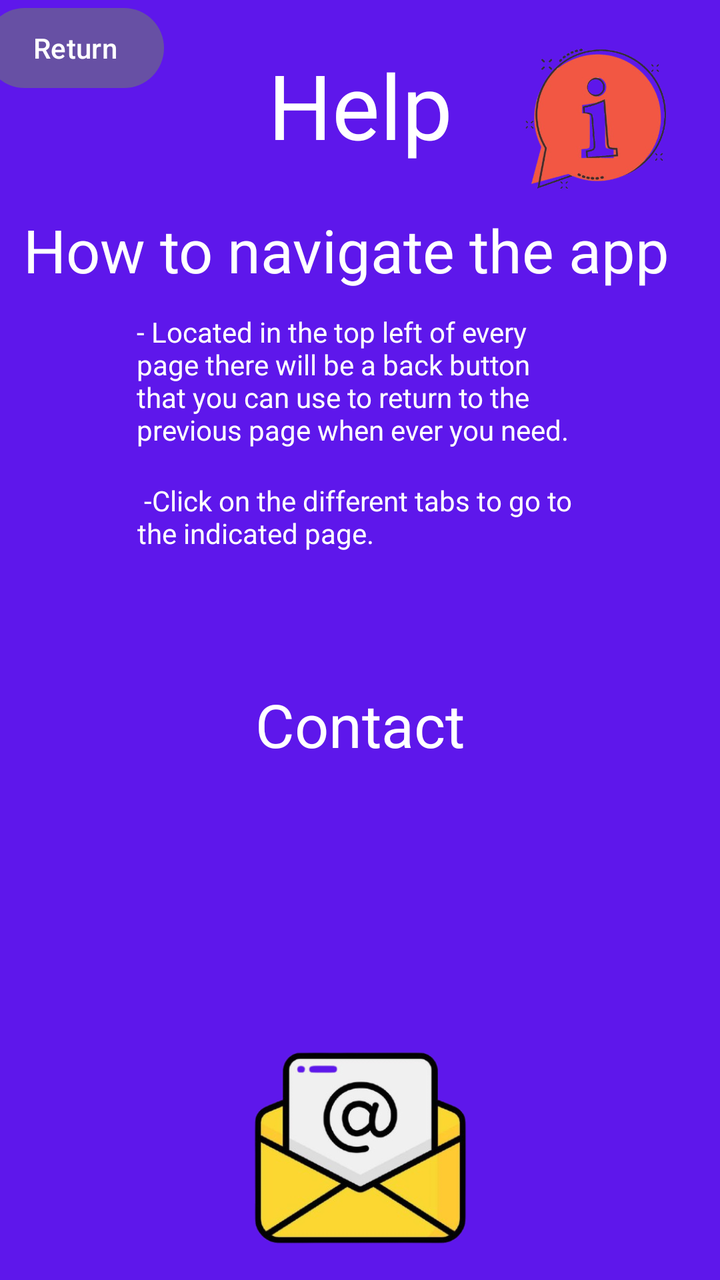
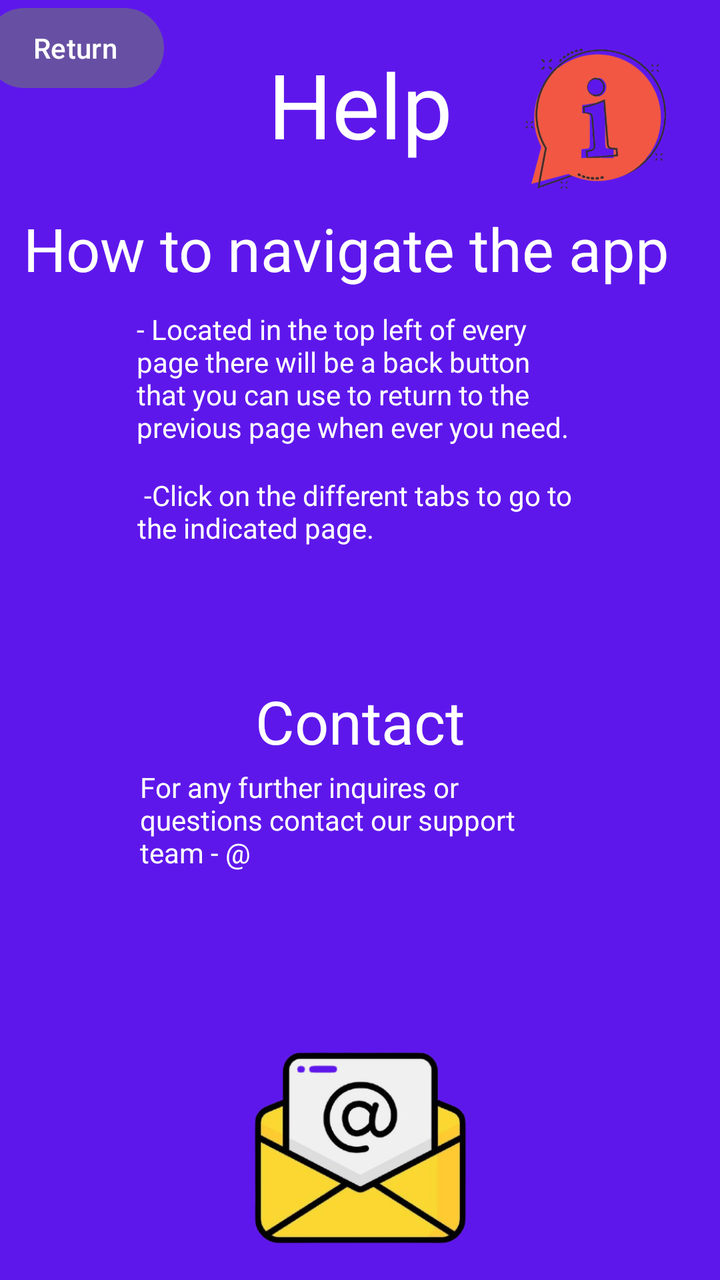

Screens rendered from an Android XML layout before and after an edit, with the pre-edit source and the edit as a unified diff.
<!-- AndroidManifest.xml: application theme Theme.GeorgeAndIzzy -->
<!-- res/layout/activity_help.xml -->
<?xml version="1.0" encoding="utf-8"?>
<androidx.constraintlayout.widget.ConstraintLayout xmlns:android="http://schemas.android.com/apk/res/android"
    xmlns:app="http://schemas.android.com/apk/res-auto"
    xmlns:tools="http://schemas.android.com/tools"
    android:id="@+id/main"
    android:layout_width="match_parent"
    android:layout_height="match_parent"
    android:background="#5e17eb"
    tools:context=".Help">

    <TextView
        android:id="@+id/textView9"
        android:layout_width="wrap_content"
        android:layout_height="wrap_content"
        android:text="Help"
        android:textColor="@color/white"
        android:textSize="45dp"
        app:layout_constraintBottom_toTopOf="@+id/textView12"
        app:layout_constraintEnd_toEndOf="parent"
        app:layout_constraintHorizontal_bias="0.5"
        app:layout_constraintStart_toStartOf="parent"
        app:layout_constraintTop_toTopOf="parent" />

    <Button
        android:id="@+id/buttonBack4"
        android:layout_width="wrap_content"
        android:layout_height="wrap_content"
        android:layout_marginEnd="52dp"
        android:text="Return"
        app:layout_constraintEnd_toStartOf="@+id/textView9"
        tools:layout_editor_absoluteY="16dp" />

    <TextView
        android:id="@+id/textView12"
        android:layout_width="337dp"
        android:layout_height="51dp"
        android:layout_marginTop="104dp"
        android:text="How to navigate the app"
        android:textColor="@color/white"
        android:textSize="30dp"
        app:layout_constraintBottom_toTopOf="@+id/textView13"
        app:layout_constraintEnd_toEndOf="parent"
        app:layout_constraintStart_toStartOf="parent"
        app:layout_constraintTop_toTopOf="parent" />

    <TextView
        android:id="@+id/textView13"
        android:layout_width="224dp"
        android:layout_height="71dp"
        android:layout_marginTop="155dp"
        android:layout_marginBottom="12dp"
        android:text="- Located in the top left of every page there will be a
back button that you can use to return to the previous page when ever you need."
        android:textColor="@color/white"
        app:layout_constraintBottom_toTopOf="@+id/textView14"
        app:layout_constraintEnd_toEndOf="parent"
        app:layout_constraintHorizontal_bias="0.502"
        app:layout_constraintStart_toStartOf="parent"
        app:layout_constraintTop_toTopOf="parent" />

    <TextView
        android:id="@+id/textView14"
        android:layout_width="223dp"
        android:layout_height="38dp"
        android:layout_marginTop="238dp"
        android:layout_marginBottom="12dp"
        android:text=" -Click on the different tabs to go to the indicated page."
        android:textColor="@color/white"
        app:layout_constraintBottom_toTopOf="@+id/textView15"
        app:layout_constraintEnd_toEndOf="parent"
        app:layout_constraintStart_toStartOf="parent"
        app:layout_constraintTop_toTopOf="parent" />

    <TextView
        android:id="@+id/textView15"
        android:layout_width="221dp"
        android:layout_height="51dp"
        android:layout_marginTop="288dp"
        android:layout_marginBottom="392dp"
        android:text="-To go into a chat simply just click on to the chat where it is displayed on the
chats page."
        android:textColor="@color/white"
        app:layout_constraintBottom_toBottomOf="parent"
        app:layout_constraintEnd_toEndOf="parent"
        app:layout_constraintHorizontal_bias="0.505"
        app:layout_constraintStart_toStartOf="parent"
        app:layout_constraintTop_toTopOf="parent" />

    <TextView
        android:id="@+id/textView16"
        android:layout_width="wrap_content"
        android:layout_height="wrap_content"
        android:layout_marginTop="340dp"
        android:text="Contact"
        android:textColor="@color/white"
        android:textSize="30dp"
        app:layout_constraintBottom_toTopOf="@+id/textView17"
        app:layout_constraintEnd_toEndOf="parent"
        app:layout_constraintStart_toStartOf="parent"
        app:layout_constraintTop_toTopOf="parent"
        app:layout_constraintVertical_bias="0.065" />

    <TextView
        android:id="@+id/textView17"
        android:layout_width="220dp"
        android:layout_height="63dp"
        android:layout_marginTop="392dp"
        android:layout_marginBottom="276dp"
        android:text="For any further inquires or questions contact our support team - @"
        android:textColor="@color/white"
        app:layout_constraintBottom_toBottomOf="parent"
        app:layout_constraintEnd_toEndOf="parent"
        app:layout_constraintHorizontal_bias="0.497"
        app:layout_constraintStart_toStartOf="parent"
        app:layout_constraintTop_toTopOf="parent" />

    <ImageView
        android:id="@+id/imageView6"
        android:layout_width="173dp"
        android:layout_height="238dp"
        android:layout_marginTop="455dp"
        app:layout_constraintBottom_toBottomOf="parent"
        app:layout_constraintEnd_toEndOf="parent"
        app:layout_constraintStart_toStartOf="parent"
        app:layout_constraintTop_toTopOf="parent"
        app:layout_constraintVertical_bias="0.0"
        app:srcCompat="@drawable/contact" />

    <ImageView
        android:id="@+id/imageView8"
        android:layout_width="98dp"
        android:layout_height="119dp"
        android:layout_marginStart="24dp"
        app:layout_constraintStart_toEndOf="@+id/textView9"
        app:srcCompat="@drawable/help2"
        tools:layout_editor_absoluteY="-6dp" />

</androidx.constraintlayout.widget.ConstraintLayout>
<!-- resources referenced by this layout -->
<resources>
  <color name="white">#FFFFFFFF</color>
  <!-- drawable contact: png bitmap (drawable, 96512 bytes) -->
  <!-- drawable help2: png bitmap (drawable, 103998 bytes) -->
  <style name="Theme.GeorgeAndIzzy" parent="Base.Theme.GeorgeAndIzzy" />
  <style name="Base.Theme.GeorgeAndIzzy" parent="Theme.Material3.DayNight.NoActionBar">
          
          
      </style>
</resources>

<!-- the commit's change to res/layout/activity_help.xml (unified diff, before → after) -->
@@ -84,7 +84,8 @@ chats page."
         app:layout_constraintEnd_toEndOf="parent"
         app:layout_constraintHorizontal_bias="0.505"
         app:layout_constraintStart_toStartOf="parent"
-        app:layout_constraintTop_toTopOf="parent" />
+        app:layout_constraintTop_toTopOf="parent"
+        app:layout_constraintVertical_bias="0.0" />
 
     <TextView
         android:id="@+id/textView16"
@@ -104,15 +105,13 @@ chats page."
         android:id="@+id/textView17"
         android:layout_width="220dp"
         android:layout_height="63dp"
-        android:layout_marginTop="392dp"
-        android:layout_marginBottom="276dp"
+        android:layout_marginBottom="8dp"
         android:text="For any further inquires or questions contact our support team - @"
         android:textColor="@color/white"
-        app:layout_constraintBottom_toBottomOf="parent"
+        app:layout_constraintBottom_toTopOf="@+id/imageView6"
         app:layout_constraintEnd_toEndOf="parent"
-        app:layout_constraintHorizontal_bias="0.497"
-        app:layout_constraintStart_toStartOf="parent"
-        app:layout_constraintTop_toTopOf="parent" />
+        app:layout_constraintHorizontal_bias="0.5"
+        app:layout_constraintStart_toStartOf="parent" />
 
     <ImageView
         android:id="@+id/imageView6"
